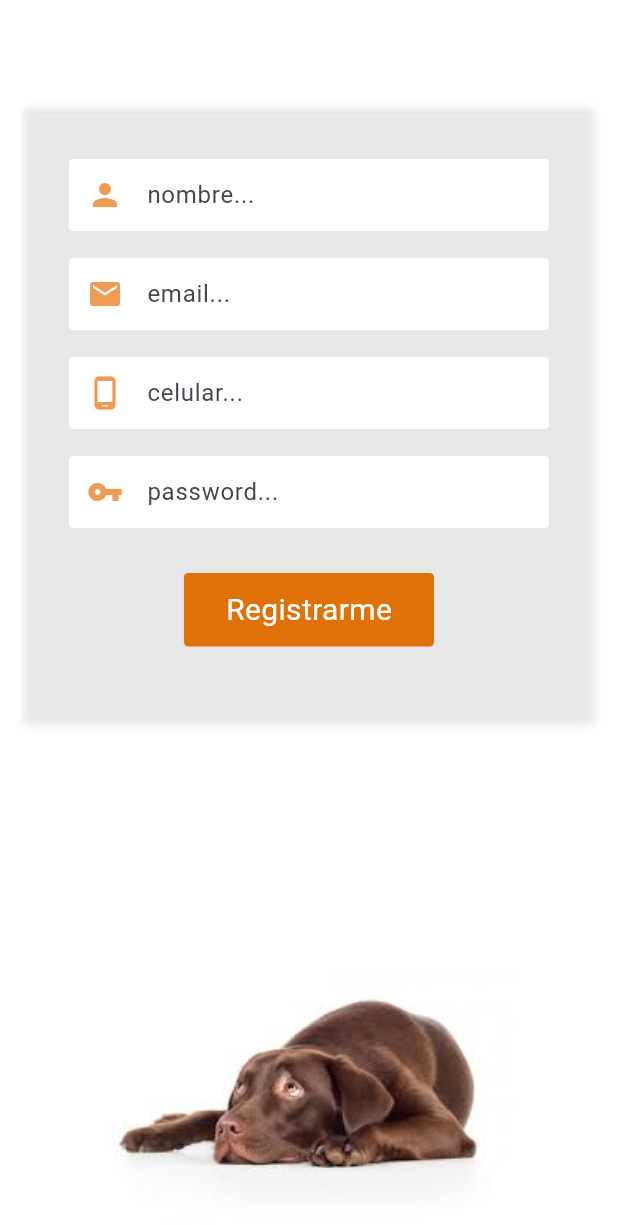
After one commit to CRUXsur/mascotas, a Flutter app: the RegisterScreen screen opened directly, on a phone screen of 412 x 824 dp. The commit adds this screen. Shown: the top 1225 px of the screen. Run offline on Flutter 3.47's test engine with Material 3 defaults, Android fonts, the phone set to English and light mode, and no system bars.

Commit message:
register UI

```diff
--- /dev/null
+++ b/lib/users/authentication/register_screen.dart
@@ -0,0 +1,341 @@
+
+import 'package:flutter/material.dart';
+
+
+
+
+
+
+
+
+
+class RegisterScreen extends StatefulWidget {
+  const RegisterScreen({Key? key}) : super(key: key);
+
+  @override
+  State<RegisterScreen> createState() => _RegisterScreenState();
+}
+
+class _RegisterScreenState extends State<RegisterScreen> {
+
+  GlobalKey<FormState> formKey = GlobalKey<FormState>();
+  var nameController = TextEditingController();
+  var phoneController = TextEditingController();
+  var emailController = TextEditingController();
+  var passController = TextEditingController();
+  var confirmPassController = TextEditingController();
+  //var isObsecure = true.obs;
+
+
+
+  @override
+  Widget build(BuildContext context) {
+    return Scaffold(
+      backgroundColor: Colors.white,
+      body: LayoutBuilder(
+        builder: (context, cons)
+        {
+          return ConstrainedBox(
+            constraints: BoxConstraints(
+              minHeight: cons.maxHeight,
+            ),
+            child: SingleChildScrollView(
+              child: Column(
+                children: [
+
+                  const SizedBox(height: 60,),
+
+                  //register screen register form
+                  Padding(
+                    padding: const EdgeInsets.all(16.0),
+                    child: Container(
+                      decoration: const BoxDecoration(
+                        color: Colors.white24,
+                        borderRadius: BorderRadius.all(
+                          Radius.circular(3),//60
+                        ),
+                        boxShadow: [
+                          BoxShadow(
+                            blurRadius: 4,
+                            color: Colors.black12,
+                            offset: Offset(0, -3),
+                          ),
+                        ],
+                      ),
+                      child: Padding(
+                        padding: const EdgeInsets.fromLTRB(30, 30, 30, 40),
+                        child: Column(
+                          children: [
+
+                            //name-email-password || register button
+                            Form(
+                              key: formKey,
+                              child: Column(
+                                children: [
+
+                                  //name
+                                  TextFormField(
+                                    controller: nameController,
+                                    validator: (val) => val == "" ? "Please write name" : null,
+                                    decoration: InputDecoration(
+                                      prefixIcon: const Icon(
+                                        Icons.person,
+                                        // color: Colors.black,
+                                        color: Color(0xFFEF9B53),
+                                      ),
+                                      hintText: "nombre...",
+                                      border: OutlineInputBorder(
+                                        borderRadius: BorderRadius.circular(3),//30
+                                        borderSide: const BorderSide(
+                                          color: Colors.white60,
+                                        ),
+                                      ),
+                                      enabledBorder: OutlineInputBorder(
+                                        borderRadius: BorderRadius.circular(3),//30
+                                        borderSide: const BorderSide(
+                                          color: Colors.white60,
+                                        ),
+                                      ),
+                                      focusedBorder: OutlineInputBorder(
+                                        borderRadius: BorderRadius.circular(3),//30
+                                        borderSide: const BorderSide(
+                                          color: Colors.white60,
+                                        ),
+                                      ),
+                                      disabledBorder: OutlineInputBorder(
+                                        borderRadius: BorderRadius.circular(3),//30
+                                        borderSide: const BorderSide(
+                                          color: Colors.white60,
+                                        ),
+                                      ),
+                                      contentPadding: const EdgeInsets.symmetric(
+                                        horizontal: 14,
+                                        vertical: 6,
+                                      ),
+                                      fillColor: Colors.white,
+                                      filled: true,
+                                    ),
+                                  ),
+
+                                  const SizedBox(height: 18,),
+
+                                  //email
+                                  TextFormField(
+                                    controller: emailController,
+                                    validator: (val) => val == "" ? "Please write email" : null,
+                                    decoration: InputDecoration(
+                                      prefixIcon: const Icon(
+                                        Icons.email,
+                                        // color: Colors.black,
+                                        color: Color(0xFFEF9B53),
+                                      ),
+                                      hintText: "email...",
+                                      border: OutlineInputBorder(
+                                        borderRadius: BorderRadius.circular(3),//30
+                                        borderSide: const BorderSide(
+                                          color: Colors.white60,
+                                        ),
+                                      ),
+                                      enabledBorder: OutlineInputBorder(
+                                        borderRadius: BorderRadius.circular(3),//30
+                                        borderSide: const BorderSide(
+                                          color: Colors.white60,
+                                        ),
+                                      ),
+                                      focusedBorder: OutlineInputBorder(
+                                        borderRadius: BorderRadius.circular(3),//30
+                                        borderSide: const BorderSide(
+                                          color: Colors.white60,
+                                        ),
+                                      ),
+                                      disabledBorder: OutlineInputBorder(
+                                        borderRadius: BorderRadius.circular(3),//30
+                                        borderSide: const BorderSide(
+                                          color: Colors.white60,
+                                        ),
+                                      ),
+                                      contentPadding: const EdgeInsets.symmetric(
+                                        horizontal: 14,
+                                        vertical: 6,
+                                      ),
+                                      fillColor: Colors.white,
+                                      filled: true,
+                                    ),
+                                  ),
+
+                                  const SizedBox(height: 18,),
+
+                                  //celular
+                                  TextFormField(
+                                    controller: phoneController,
+                                    validator: (val) => val == "" ? "Please write celularNumber" : null,
+                                    decoration: InputDecoration(
+                                      prefixIcon: const Icon(
+                                        Icons.phone_android_rounded,
+                                        // color: Colors.black,
+                                        color: Color(0xFFEF9B53),
+                                      ),
+                                      hintText: "celular...",
+                                      border: OutlineInputBorder(
+                                        borderRadius: BorderRadius.circular(3),//30
+                                        borderSide: const BorderSide(
+                                          color: Colors.white60,
+                                        ),
+                                      ),
+                                      enabledBorder: OutlineInputBorder(
+                                        borderRadius: BorderRadius.circular(3),//30
+                                        borderSide: const BorderSide(
+                                          color: Colors.white60,
+                                        ),
+                                      ),
+                                      focusedBorder: OutlineInputBorder(
+                                        borderRadius: BorderRadius.circular(3),//30
+                                        borderSide: const BorderSide(
+                                          color: Colors.white60,
+                                        ),
+                                      ),
+                                      disabledBorder: OutlineInputBorder(
+                                        borderRadius: BorderRadius.circular(3),//30
+                                        borderSide: const BorderSide(
+                                          color: Colors.white60,
+                                        ),
+                                      ),
+                                      contentPadding: const EdgeInsets.symmetric(
+                                        horizontal: 14,
+                                        vertical: 6,
+                                      ),
+                                      fillColor: Colors.white,
+                                      filled: true,
+                                    ),
+                                  ),
+
+                                  const SizedBox(height: 18,),
+
+                                  //password
+                                  //Obx(
+                                        //()=>
+                                TextFormField(
+                                      controller: passController,
+                                      //obscureText: isObsecure.value,
+                                      validator: (val) => val == "" ? "Please write password" : null,
+                                      decoration: InputDecoration(
+                                        prefixIcon: const Icon(
+                                          Icons.vpn_key_sharp,
+                                          color: Color(0xFFEF9B53),
+                                          // color: Colors.black,
+                                        ),
+                                        // suffixIcon: Obx(
+                                        //       ()=> GestureDetector(
+                                        //     onTap: ()
+                                        //     {
+                                        //       isObsecure.value = !isObsecure.value;
+                                        //     },
+                                        //     child: Icon(
+                                        //       isObsecure.value ? Icons.visibility_off : Icons.visibility,
+                                        //       // color: Colors.black,
+                                        //       color: Color(0xFFEF9B53),
+                                        //     ),
+                                        //   ),
+                                        // ),
+                                        hintText: "password...",
+                                        border: OutlineInputBorder(
+                                          borderRadius: BorderRadius.circular(3),//30
+                                          borderSide: const BorderSide(
+                                            color: Colors.white60,
+                                          ),
+                                        ),
+                                        enabledBorder: OutlineInputBorder(
+                                          borderRadius: BorderRadius.circular(3),//30
+                                          borderSide: const BorderSide(
+                                            color: Colors.white60,
+                                          ),
+                                        ),
+                                        focusedBorder: OutlineInputBorder(
+                                          borderRadius: BorderRadius.circular(3),//30
+                                          borderSide: const BorderSide(
+                                            color: Colors.white60,
+                                          ),
+                                        ),
+                                        disabledBorder: OutlineInputBorder(
+                                          borderRadius: BorderRadius.circular(3),//30
+                                          borderSide: const BorderSide(
+                                            color: Colors.white60,
+                                          ),
+                                        ),
+                                        contentPadding: const EdgeInsets.symmetric(
+                                          horizontal: 14,
+                                          vertical: 6,
+                                        ),
+                                        fillColor: Colors.white,
+                                        filled: true,
+                                      ),
+                                    ),
+                                  //),
+
+                                  const SizedBox(height: 30,),
+
+                                  //button
+                                  Material(
+                                    color: Color(0xFFE07107),//Colors.black,
+                                    borderRadius: BorderRadius.circular(3),//30
+                                    child: InkWell(
+                                      onTap: ()
+                                      {
+                                        if(formKey.currentState!.validate())
+                                        {
+                                          //validate the email
+                                          //validateUserCelular();
+                                        }
+                                      },
+                                      borderRadius: BorderRadius.circular(3),//30
+                                      child: const Padding(
+                                        padding: EdgeInsets.symmetric(
+                                          vertical: 10,
+                                          horizontal: 28,
+                                        ),
+                                        child: Text(
+                                          "Registrarme",
+                                          style: TextStyle(
+                                            color: Colors.white,
+                                            fontSize: 20,//16
+                                          ),
+                                        ),
+                                      ),
+                                    ),
+                                  ),
+                                ],
+                              ),
+                            ),
+
+                            const SizedBox(height: 16,),
+
+
+                          ],
+                        ),
+                      ),
+                    ),
+                  ),
+
+                  //register picture
+                  Padding(
+                    padding: const EdgeInsets.fromLTRB(10,50,10,10),
+                    child: SizedBox(
+                      width: MediaQuery.of(context).size.width,
+                      height: 350,
+                      child: Image.asset(
+                        "assets/pets/register.jpeg",
+                      ),
+                    ),
+                  ),
+
+                ],
+              ),
+            ),
+          );
+        },
+      ),
+    );
+
+  }
+
+}
--- a/lib/users/users.dart
+++ b/lib/users/users.dart
@@ -5,3 +5,4 @@
   //authentication
   export'package:mascotas/users/authentication/auth_screen.dart';
   export'package:mascotas/users/authentication/login_screen.dart';
+  export'package:mascotas/users/authentication/register_screen.dart';
```
